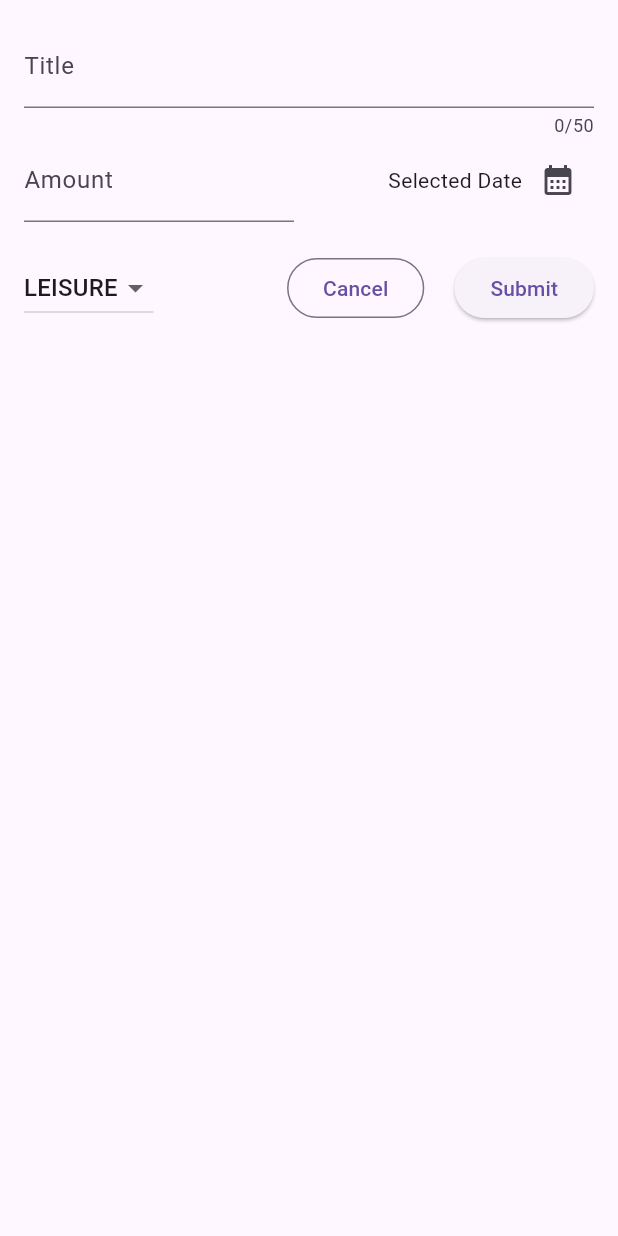
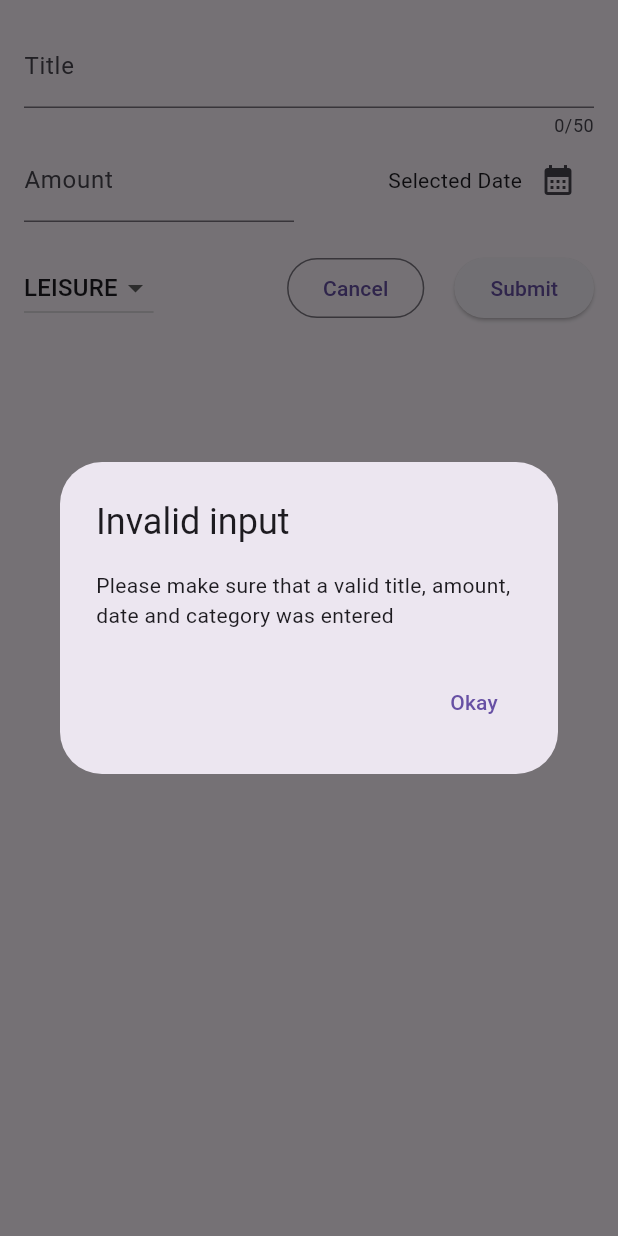
Before and after one commit to ichbinnichts/expanse_tracker, a Flutter app: the NewExpense widget shown alone on an empty page, opened directly, after a tap on "Submit", on a phone screen of 412 x 824 dp. Run offline on Flutter 3.47's test engine with Material 3 defaults, Android fonts, the phone set to English and light mode, and no system bars.

Commit message:
feat: add alert dialog in case invalid input was entered

```diff
--- a/lib/widgets/new_expense.dart
+++ b/lib/widgets/new_expense.dart
@@ -37,6 +37,21 @@ class _NewExpenseState extends State<NewExpense> {
     if (_titleController.text.trim().isEmpty ||
         !_amountIsValid ||
         _selectedDate == null) {
+      showDialog(
+        context: context,
+        builder: (ctx) => AlertDialog(
+          title: const Text('Invalid input'),
+          content: const Text(
+              'Please make sure that a valid title, amount, date and category was entered'),
+          actions: [
+            TextButton(
+                onPressed: () {
+                  Navigator.pop(ctx);
+                },
+                child: const Text('Okay')),
+          ],
+        ),
+      );
       return;
     }
   }
```
